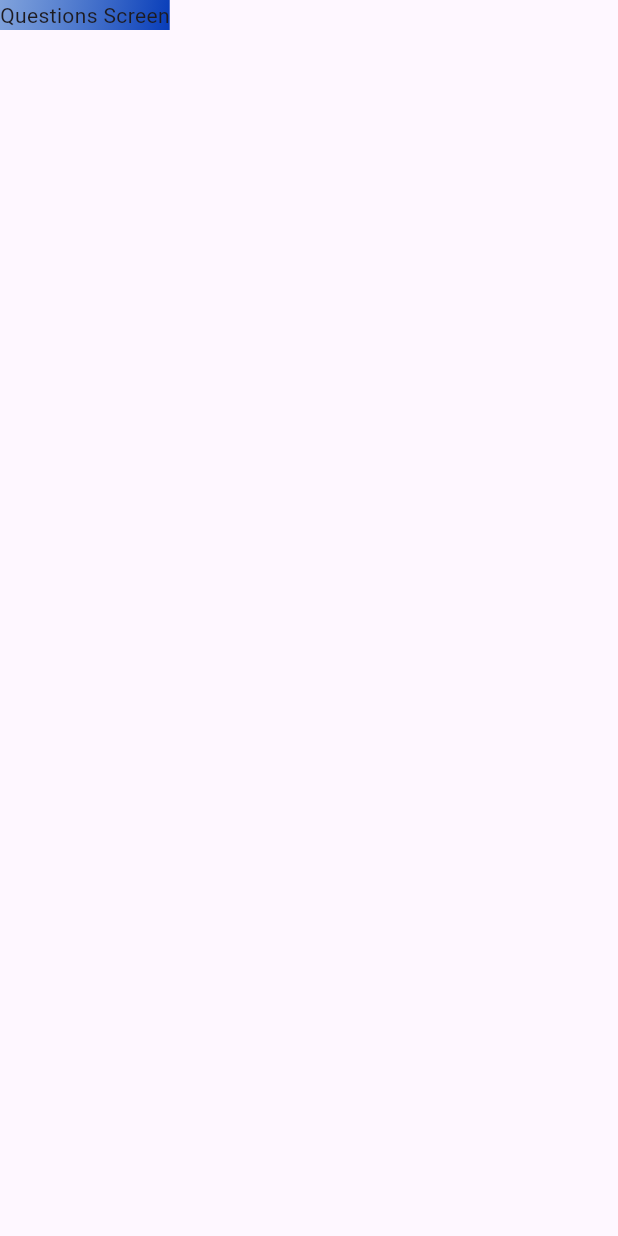
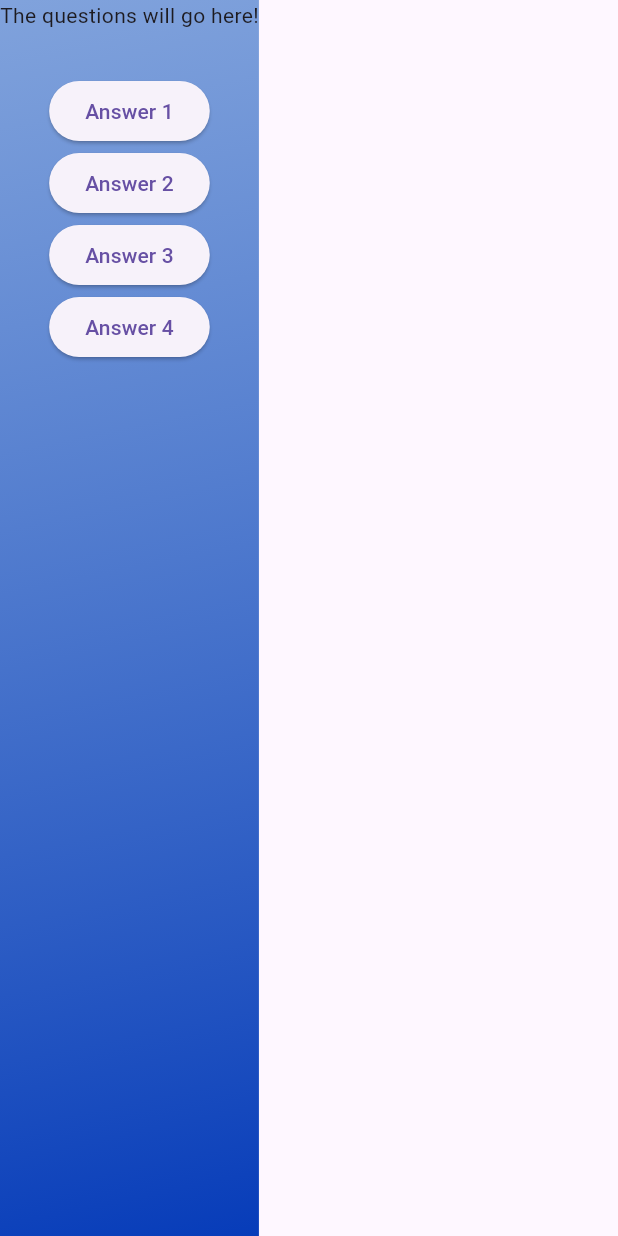
Before and after one commit to mdazharulhoque7/hqflutterquiz, a Flutter app: the screen it shows after launch, after a tap on "Start Quiz", on a phone screen of 412 x 824 dp. Run offline on Flutter 3.47's test engine with Material 3 defaults, Android fonts, the phone set to English and light mode, and no system bars.

Commit message:
adding data model and dummy data for quiz quistions

```diff
--- /dev/null
+++ b/lib/data/questions.dart
@@ -0,0 +1,57 @@
+import 'package:hqflutterquiz/models/quiz_questions.dart';
+
+const questions = [
+  QuizQuestion(
+    'What are the main building blocks of a Flutter app?',
+    ['Widgets', 'Services', 'Providers', 'Controllers'],
+  ),
+  QuizQuestion(
+    'How do you create a new Flutter project?',
+    ['flutter create my_app', 'flutter new my_app', 'flutter init my_app', 'flutter start my_app'],
+  ),
+  QuizQuestion(
+    'How are flutter UIs built?',
+    [
+    'By combining widgets in code',
+    'By combining HTML and CSS',
+    'By combining XML and Java',
+    'By defining widgets in a config file'
+    ],
+  ),
+  QuizQuestion(
+    'What\'s the purpose of a StatefulWidget?',
+    [
+      'Update UI as data changes',
+      'Update data as UI changes',
+      'Ignore data changes',
+      'Render UI that does not depend on data',
+    ],
+  ),
+QuizQuestion(
+    'Which widget should you try to use more often: StatelessWidget or StatefulWidget?',
+    [
+      'StatelessWidget',
+      'StatefulWidget',
+      'Both are equally good',
+      'None of the above',
+    ],
+  ),
+  QuizQuestion(
+    'What happens if you change data in a StatelessWidget?',
+    [
+      'The UI is not updated',
+      'The UI is updated',
+      'The closest StatefulWidget is updated',
+      'Any nested StatefulWidgets are updated',
+    ],
+  ),
+  QuizQuestion(
+    'How should you update data inside of StatefulWidgets?',
+    [
+      'By calling setState()',
+      'By calling updateData()',
+      'By calling updateUI()',
+      'By calling updateState()',
+    ],
+  ),
+];
--- /dev/null
+++ b/lib/models/quiz_questions.dart
@@ -0,0 +1,6 @@
+class QuizQuestion {
+  final String question;
+  final List<String> answers;
+
+  const QuizQuestion(this.question, this.answers);
+}
--- a/lib/screens/questions.dart
+++ b/lib/screens/questions.dart
@@ -10,8 +10,27 @@
 class _QuestionsScreenState extends State<QuestionsScreen> {
   @override
   Widget build(BuildContext context) {
-    return Container(
-      child: Text('Questions Screen'),
+    return Column(
+      children: [
+        const Text('The questions will go here!'),
+        const SizedBox(height: 30),
+        ElevatedButton(
+          onPressed: (){},
+          child: Text('Answer 1'),
+        ),
+        ElevatedButton(
+          onPressed: (){},
+          child: Text('Answer 2'),
+        ),
+        ElevatedButton(
+          onPressed: (){},
+          child: Text('Answer 3'),
+        ),
+        ElevatedButton(
+          onPressed: (){},
+          child: Text('Answer 4'),
+        ),
+      ],
     );
   }
 }
```
